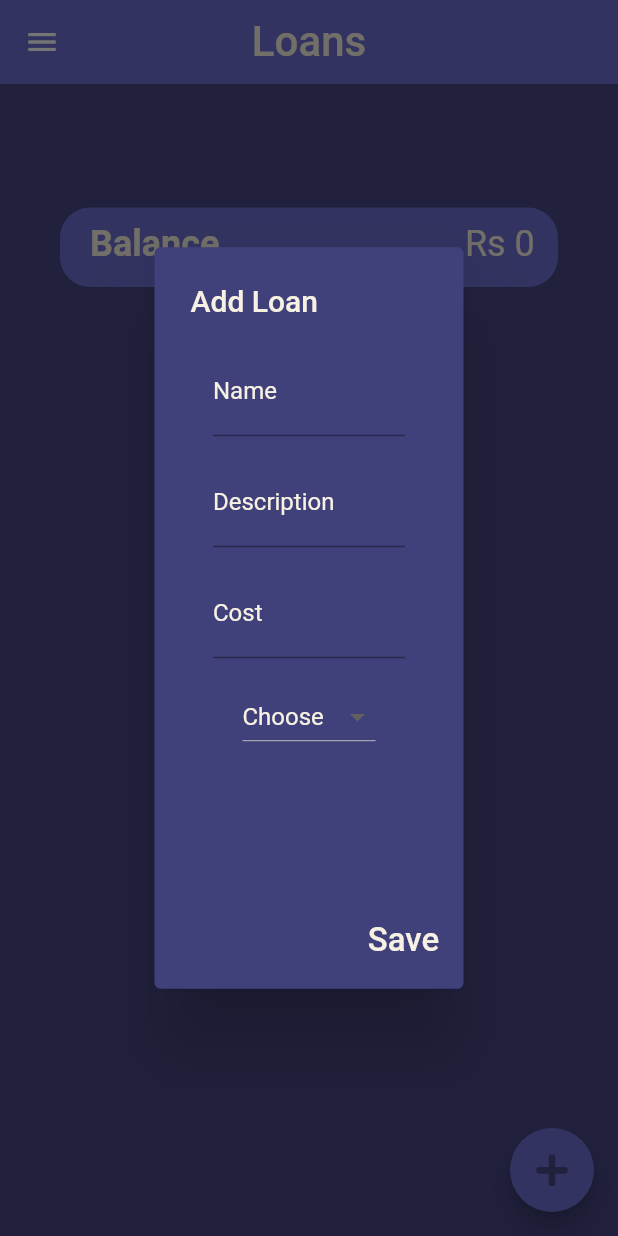
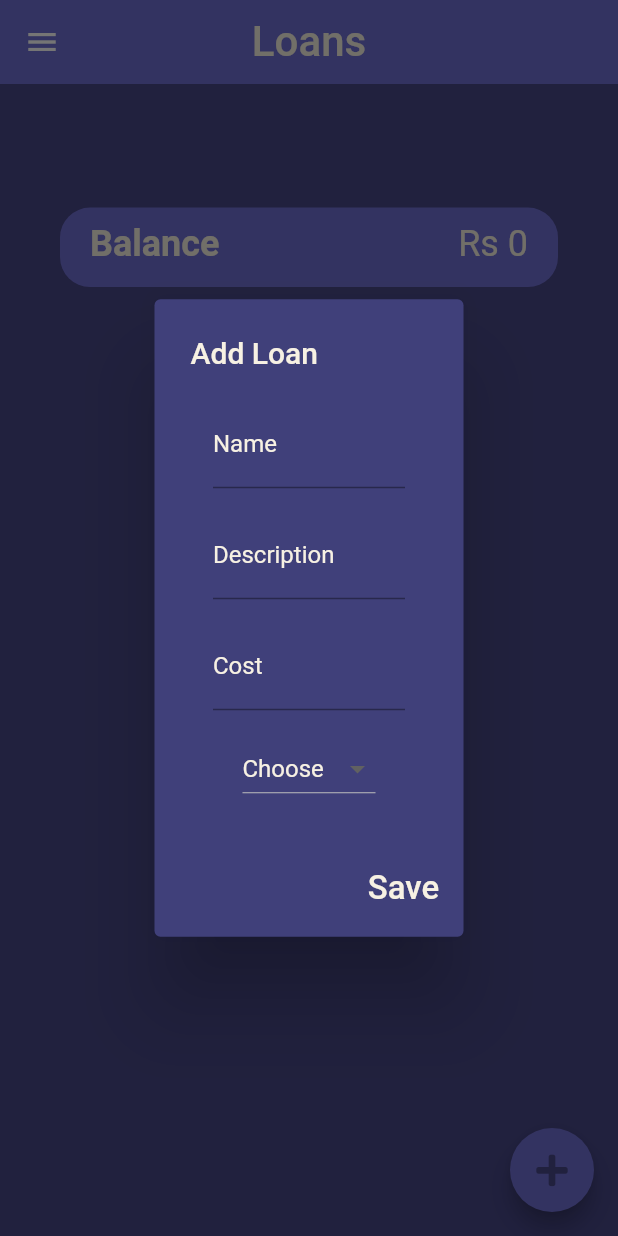
Before and after one commit to LameCoder17/FinMan, a Flutter app: the Loans screen opened directly, after a tap on an icon or button, on a phone screen of 412 x 824 dp. Run offline on Flutter 3.47's test engine with Material 2 defaults, Android fonts, the phone set to English and light mode, and no system bars; our stand-ins replace font_awesome_flutter, sqflite; accounts and stored records are empty.

Commit message:
Solved padding issues in dialog boxes
By using Expanded and SingleChildScrollView, the padding issues were fixed. Expanded widget was wrapped around SizedBox for proper positioning and SingleChildScrollView was wrapped around Columns to ensure the dialog box moved up when keyboard opened up.

```diff
--- a/lib/loans.dart
+++ b/lib/loans.dart
@@ -35,6 +35,7 @@ class _LoansState extends State<Loans> {
     }
     return Scaffold(
       backgroundColor: Color(0xFF474787),
+      resizeToAvoidBottomInset: false,
       appBar: AppBar(
         title: Text(
           'Loans',
@@ -65,9 +66,11 @@ class _LoansState extends State<Loans> {
                           fontSize: 24.0, color: Color(0xFFF7F1E3), fontWeight: FontWeight.w600),
                     ),
                   ),
+                  Expanded(
+                    child:
                   SizedBox(
-                    width: width*0.3,
-                  ),
+                    width: width
+                  )),
                   Padding(
                     padding: EdgeInsets.only(
                         top: 10.0, left: 20.0, right: 20.0, bottom: 15.0),
@@ -107,10 +110,11 @@ class _LoansState extends State<Loans> {
         return AlertDialog(
           backgroundColor: Color(0xFF40407A),
           title: Text('Add Loan', style: TextStyle(color: Color(0xFFF7F1E3)),),
-          insetPadding: EdgeInsets.only(top: height*0.2, left: width*0.25, right: width*0.25, bottom: height*0.2),
+          insetPadding: EdgeInsets.only(left: width*0.25, right: width*0.25),
           content: StatefulBuilder(
             builder: (BuildContext context, StateSetter setState){
-              return Form(
+              return SingleChildScrollView(
+                child: Form(
                     key: _formKey,
                     child: Column(
                       children: [
@@ -188,6 +192,7 @@ class _LoansState extends State<Loans> {
                             },
                           ),)],
                     )
+                ),
               );
             },
           ),
--- a/lib/passwords.dart
+++ b/lib/passwords.dart
@@ -87,8 +87,9 @@ class _PasswordsState extends State<Passwords> {
         return AlertDialog(
           title: Text('Store Password', style: TextStyle(color: Color(0xFFF7F1E3)),),
           backgroundColor: Color(0xFF40407A),
-          insetPadding: EdgeInsets.only(top: height*0.25, left: width*0.25, right: width*0.25, bottom: height*0.25),
-          content: Form(
+          insetPadding: EdgeInsets.only(left: width*0.25, right: width*0.25),
+          content: SingleChildScrollView(
+            child: Form(
               key: _formKey,
               child: Column(
                 children: [
@@ -146,6 +147,7 @@ class _PasswordsState extends State<Passwords> {
                         },
                       ))
                 ],
+              ),
             ),
           ),
           actions: [
```
Also changed, not shown: lib/expenses.dart (+16 -14 lines), lib/reminders.dart (+5 -2 lines). Lines whose indentation alone changed are shown as unchanged.
